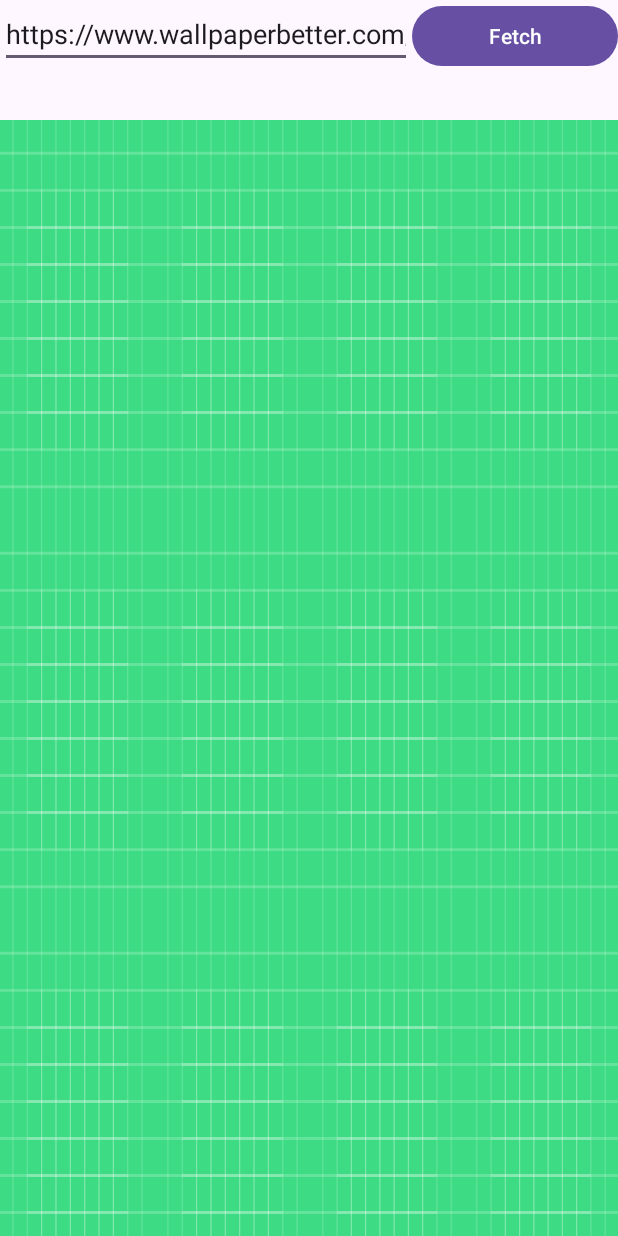
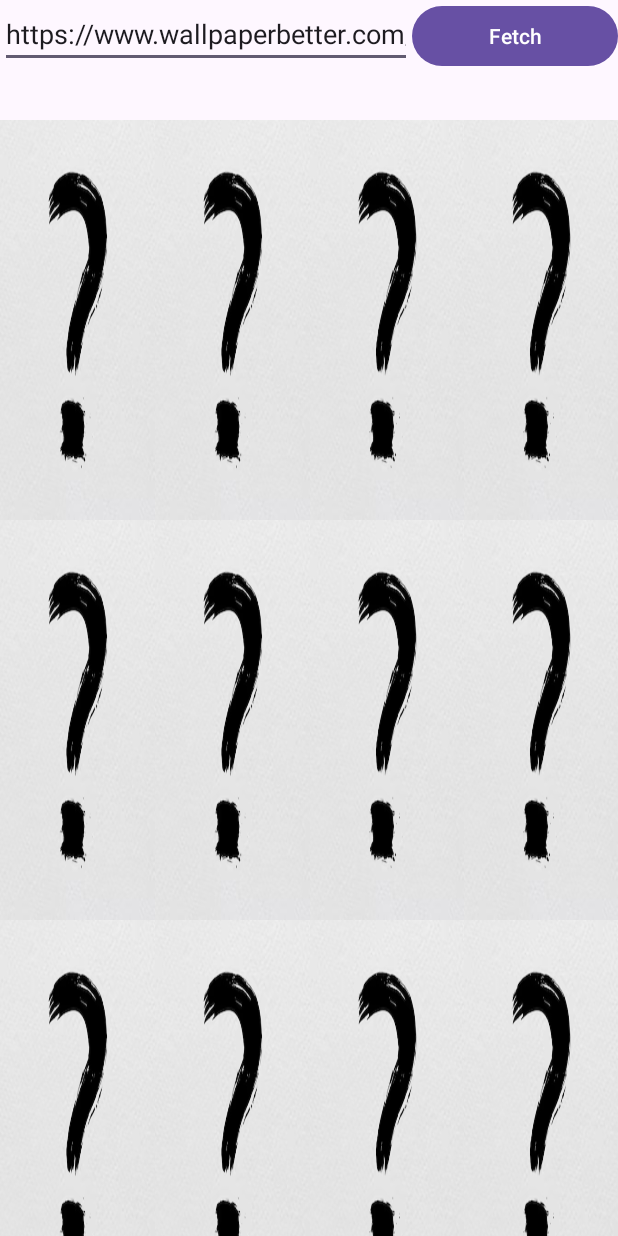
Before and after one commit to Qibaoooo/memory_game, an Android app: the screen it shows after launch (MainActivity), on a phone screen of 412 x 824 dp. Run offline under Robolectric (Android 15) with nearby library versions, the phone set to English and light mode, and no system bars.

Commit message:
updated place holder image

```diff
--- a/app/src/main/java/nus/iss/sa57/team11/MainActivity.java
+++ b/app/src/main/java/nus/iss/sa57/team11/MainActivity.java
@@ -65,7 +65,7 @@ public class MainActivity extends AppCompatActivity implements View.OnClickListe
             tr.setLayoutParams(new TableRow.LayoutParams(ViewGroup.LayoutParams.MATCH_PARENT));
             for (int j = 0; j < 4; j++) {
                 ImageView holder = new ImageView(this);
-                holder.setImageResource(R.drawable.ic_launcher_background);
+                holder.setImageResource(R.drawable.q_mark);
                 TableRow.LayoutParams params = new TableRow.LayoutParams(
                         TableRow.LayoutParams.WRAP_CONTENT,
                         TableRow.LayoutParams.WRAP_CONTENT,
```
Also changed, not shown: app/src/main/res/drawable/q_mark.png (added).
